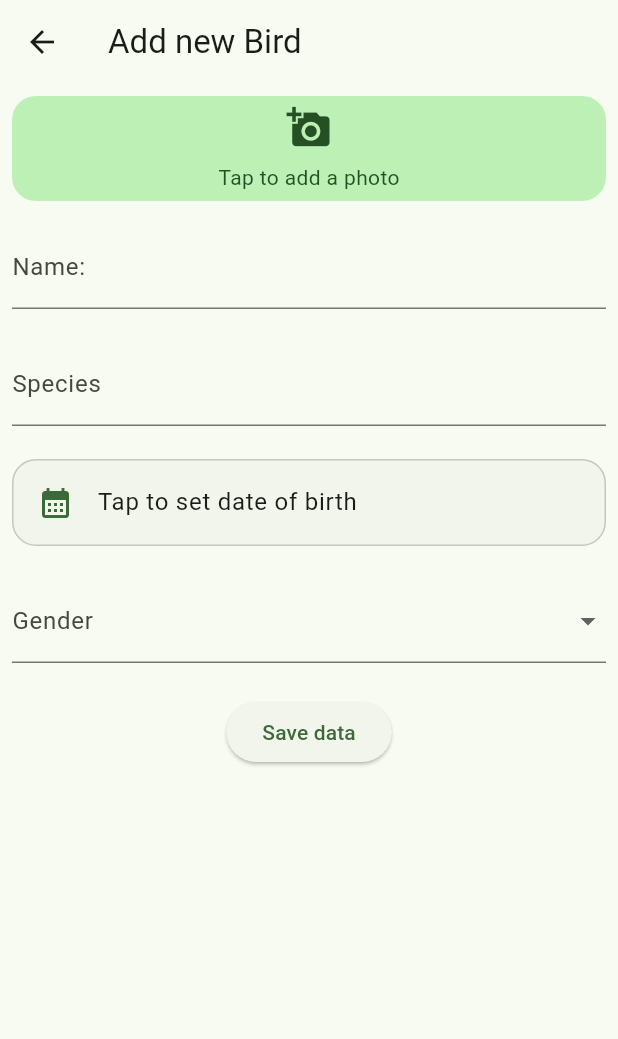
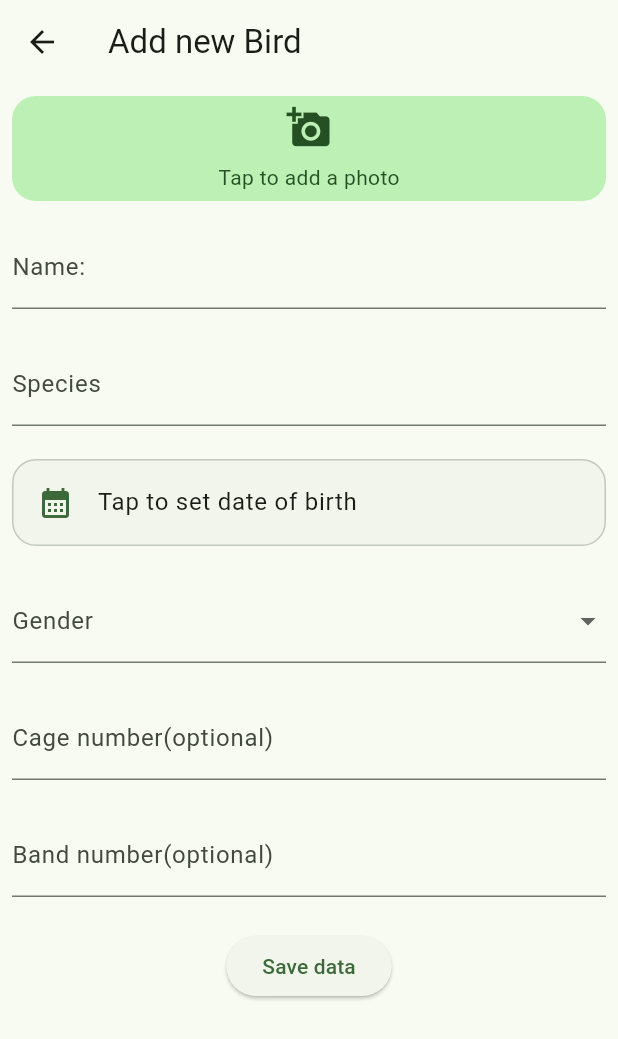
Before and after one commit to ibi-yz/featherflow, a Flutter app: the AddBirdScreen screen opened directly, on a phone screen of 412 x 824 dp. Shown: the top 1039 px of the screen. Run offline on Flutter 3.47's test engine with Material 3 defaults, Android fonts, the phone set to English and light mode, and no system bars; our stand-ins replace hive, hive_flutter, image_picker; accounts and stored records are empty.

Commit message:
feat: identity badges (cage & band)

```diff
--- a/lib/screens/add_bird_screen.dart
+++ b/lib/screens/add_bird_screen.dart
@@ -195,6 +195,20 @@ class _AddBirdScreenState extends State<AddBirdScreen> {
                 onChanged: (val) => setState(() => selectedGender = val),
               ),
               const SizedBox(height: 22),
+              TextField(
+                controller: cageController,
+                decoration: const InputDecoration(
+                  labelText: 'Cage number(optional)',
+                ),
+              ),
+              const SizedBox(height: 22),
+              TextField(
+                controller: bandController,
+                decoration: const InputDecoration(
+                  labelText: 'Band number(optional)',
+                ),
+              ),
+              const SizedBox(height: 22),
               //adding return to main menu button
               ElevatedButton(onPressed: saveBird, child: Text('Save data')),
             ],
```
Also changed, not shown: lib/screens/aviary_screen.dart (+64 -2 lines), lib/screens/bird_detail_screen.dart (+30 -0 lines).
